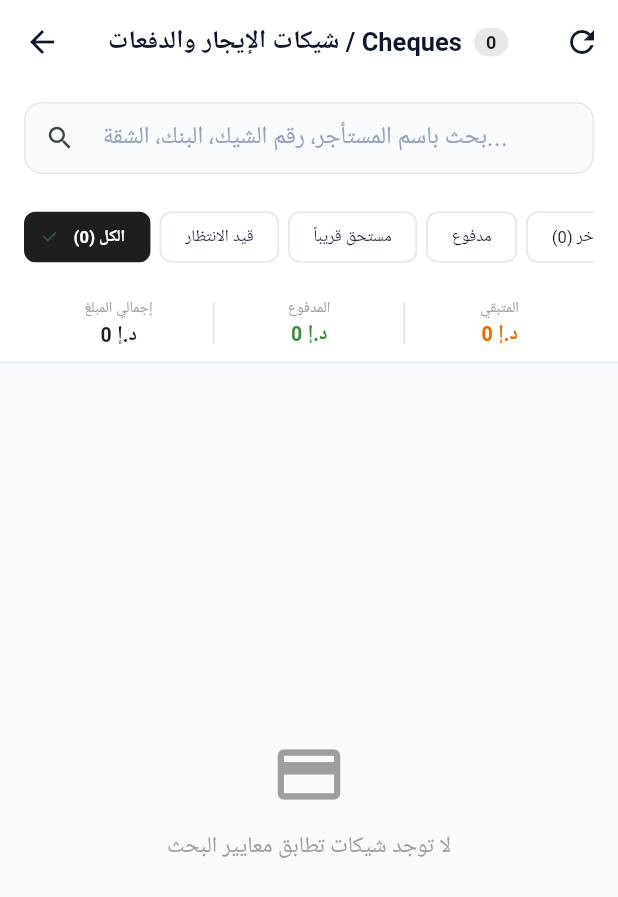
After one commit to AbdullahFarraj/Buildings-App, a Flutter app: the AdminAllChequesView screen opened directly, after a tap on the "refresh" icon, on a phone screen of 412 x 824 dp. The commit adds this screen. Shown: the top 897 px of the screen. Run offline on Flutter 3.47's test engine with Material 3 defaults, Android fonts, the phone set to English and light mode, and no system bars; our stand-ins replace cloud_firestore, cloud_functions, file_picker, firebase_auth, firebase_core, firebase_messaging and 3 more; accounts and stored records are empty.

Commit message:
feat(cheques): add dedicated admin cheques screen, overview counter, and contract shortcuts

```diff
--- /dev/null
+++ b/lib/views/admin/admin_all_cheques_view.dart
@@ -0,0 +1,512 @@
+import 'package:flutter/material.dart';
+import 'package:intl/intl.dart';
+import '../../models/cheque_model.dart';
+import '../../services/firestore_service.dart';
+import '../../core/theme/app_colors.dart';
+import 'admin_tenant_details_view.dart';
+
+class AdminAllChequesView extends StatefulWidget {
+  const AdminAllChequesView({super.key});
+
+  @override
+  State<AdminAllChequesView> createState() => _AdminAllChequesViewState();
+}
+
+class _AdminAllChequesViewState extends State<AdminAllChequesView> {
+  final FirestoreService _firestoreService = FirestoreService();
+  final TextEditingController _searchController = TextEditingController();
+
+  List<ChequeModel> _allCheques = [];
+  List<ChequeModel> _filteredCheques = [];
+  bool _isLoading = true;
+  String? _error;
+
+  String _statusFilter = 'all'; // all, pending, due_soon, paid, overdue, bounced
+  String _selectedBuilding = 'All Buildings';
+  List<String> _buildings = ['All Buildings'];
+
+  final DateFormat _dateFormat = DateFormat('dd MMM yyyy');
+  final NumberFormat _currencyFormat = NumberFormat('#,##0.##');
+
+  @override
+  void initState() {
+    super.initState();
+    _fetchCheques();
+    _searchController.addListener(_applyFilters);
+  }
+
+  @override
+  void dispose() {
+    _searchController.dispose();
+    super.dispose();
+  }
+
+  Future<void> _fetchCheques() async {
+    try {
+      setState(() {
+        _isLoading = true;
+        _error = null;
+      });
+
+      final cheques = await _firestoreService.getAllCheques();
+
+      final dynamicBuildings = cheques
+          .map((c) => c.buildingName ?? '')
+          .where((b) => b.trim().isNotEmpty)
+          .toSet()
+          .toList()..sort();
+
+      setState(() {
+        _allCheques = cheques;
+        _buildings = ['All Buildings', ...dynamicBuildings];
+        if (!_buildings.contains(_selectedBuilding)) {
+          _selectedBuilding = 'All Buildings';
+        }
+        _isLoading = false;
+      });
+
+      _applyFilters();
+    } catch (e) {
+      setState(() {
+        _error = e.toString();
+        _isLoading = false;
+      });
+    }
+  }
+
+  void _applyFilters() {
+    final query = _searchController.text.toLowerCase().trim();
+
+    setState(() {
+      _filteredCheques = _allCheques.where((c) {
+        final matchesQuery = query.isEmpty ||
+            c.chequeNumber.toLowerCase().contains(query) ||
+            c.tenantName.toLowerCase().contains(query) ||
+            c.bankName.toLowerCase().contains(query) ||
+            (c.unitNumber ?? '').toLowerCase().contains(query) ||
+            (c.buildingName ?? '').toLowerCase().contains(query) ||
+            (c.contractCode ?? '').toLowerCase().contains(query);
+
+        final matchesBuilding = _selectedBuilding == 'All Buildings' ||
+            (c.buildingName ?? '') == _selectedBuilding;
+
+        bool matchesStatus = true;
+        if (_statusFilter == 'pending') matchesStatus = c.isPending && !c.isOverdue;
+        if (_statusFilter == 'due_soon') matchesStatus = c.isDueSoon;
+        if (_statusFilter == 'paid') matchesStatus = c.isPaid;
+        if (_statusFilter == 'overdue') matchesStatus = c.isOverdue;
+        if (_statusFilter == 'bounced') matchesStatus = c.isBounced;
+
+        return matchesQuery && matchesBuilding && matchesStatus;
+      }).toList();
+    });
+  }
+
+  Future<void> _toggleChequePaid(ChequeModel cheque) async {
+    final newStatus = cheque.isPaid ? 'pending' : 'paid';
+    try {
+      await _firestoreService.updateCheque(cheque.id, {'status': newStatus});
+      _fetchCheques();
+    } catch (e) {
+      if (mounted) {
+        ScaffoldMessenger.of(context).showSnackBar(SnackBar(content: Text('Error: $e')));
+      }
+    }
+  }
+
+  @override
+  Widget build(BuildContext context) {
+    // Stats calculation
+    final totalCount = _allCheques.length;
+    final totalAmount = _allCheques.fold<double>(0, (acc, c) => acc + c.amount);
+    final paidAmount = _allCheques.where((c) => c.isPaid).fold<double>(0, (acc, c) => acc + c.amount);
+    final pendingAmount = _allCheques.where((c) => !c.isPaid && !c.isCancelled).fold<double>(0, (acc, c) => acc + c.amount);
+    final overdueCount = _allCheques.where((c) => c.isOverdue).length;
+
+    return Scaffold(
+      backgroundColor: AppColors.background,
+      appBar: AppBar(
+        title: Row(
+          children: [
+            const Text('شيكات الإيجار والدفعات / Cheques', style: TextStyle(fontWeight: FontWeight.bold, fontSize: 17)),
+            const SizedBox(width: 8),
+            if (!_isLoading)
+              Container(
+                padding: const EdgeInsets.symmetric(horizontal: 8, vertical: 2),
+                decoration: BoxDecoration(
+                  color: AppColors.primary.withValues(alpha: 0.1),
+                  borderRadius: BorderRadius.circular(12),
+                ),
+                child: Text(
+                  '${_allCheques.length}',
+                  style: const TextStyle(fontSize: 12, fontWeight: FontWeight.bold, color: AppColors.primary),
+                ),
+              ),
+          ],
+        ),
+        actions: [
+          IconButton(
+            icon: const Icon(Icons.refresh),
+            tooltip: 'تحديث',
+            onPressed: _fetchCheques,
+          ),
+        ],
+      ),
+      body: Column(
+        children: [
+          // Search & Filters Header
+          Container(
+            color: Colors.white,
+            padding: const EdgeInsets.fromLTRB(16, 12, 16, 8),
+            child: Column(
+              children: [
+                TextField(
+                  controller: _searchController,
+                  decoration: InputDecoration(
+                    hintText: 'بحث باسم المستأجر، رقم الشيك، البنك، الشقة...',
+                    prefixIcon: const Icon(Icons.search, size: 20),
+                    suffixIcon: _searchController.text.isNotEmpty
+                        ? IconButton(
+                            icon: const Icon(Icons.clear, size: 18),
+                            onPressed: () => _searchController.clear(),
+                          )
+                        : null,
+                    filled: true,
+                    fillColor: AppColors.background,
+                    border: OutlineInputBorder(
+                      borderRadius: BorderRadius.circular(12),
+                      borderSide: BorderSide.none,
+                    ),
+                    contentPadding: const EdgeInsets.symmetric(vertical: 0, horizontal: 12),
+                  ),
+                ),
+                const SizedBox(height: 10),
+
+                // Buildings Filter Chips
+                if (_buildings.length > 2)
+                  SingleChildScrollView(
+                    scrollDirection: Axis.horizontal,
+                    child: Row(
+                      children: _buildings.map((b) {
+                        final isSel = b == _selectedBuilding;
+                        return Padding(
+                          padding: const EdgeInsets.only(right: 6),
+                          child: FilterChip(
+                            label: Text(b, style: TextStyle(fontSize: 12, color: isSel ? Colors.white : AppColors.textPrimary)),
+                            selected: isSel,
+                            selectedColor: AppColors.primary,
+                            backgroundColor: Colors.grey.shade100,
+                            shape: RoundedRectangleBorder(borderRadius: BorderRadius.circular(8)),
+                            onSelected: (val) {
+                              setState(() => _selectedBuilding = b);
+                              _applyFilters();
+                            },
+                          ),
+                        );
+                      }).toList(),
+                    ),
+                  ),
+                const SizedBox(height: 8),
+
+                // Status Filter Chips
+                SingleChildScrollView(
+                  scrollDirection: Axis.horizontal,
+                  child: Row(
+                    children: [
+                      _buildStatusChip('الكل ($totalCount)', 'all'),
+                      _buildStatusChip('قيد الانتظار', 'pending'),
+                      _buildStatusChip('مستحق قريباً', 'due_soon'),
+                      _buildStatusChip('مدفوع', 'paid'),
+                      _buildStatusChip('متأخر ($overdueCount)', 'overdue', isAlert: overdueCount > 0),
+                      _buildStatusChip('مرتجع', 'bounced'),
+                    ],
+                  ),
+                ),
+              ],
+            ),
+          ),
+
+          // Overview Stats Banner
+          Container(
+            padding: const EdgeInsets.symmetric(horizontal: 16, vertical: 8),
+            color: Colors.white,
+            child: Row(
+              children: [
+                Expanded(
+                  child: _buildMiniStat('إجمالي المبلغ', '${_currencyFormat.format(totalAmount)} د.إ', AppColors.primary),
+                ),
+                Container(width: 1, height: 28, color: Colors.grey.shade300),
+                Expanded(
+                  child: _buildMiniStat('المدفوع', '${_currencyFormat.format(paidAmount)} د.إ', Colors.green.shade700),
+                ),
+                Container(width: 1, height: 28, color: Colors.grey.shade300),
+                Expanded(
+                  child: _buildMiniStat('المتبقي', '${_currencyFormat.format(pendingAmount)} د.إ', overdueCount > 0 ? Colors.red.shade700 : Colors.orange.shade800),
+                ),
+              ],
+            ),
+          ),
+          const Divider(height: 1),
+
+          // Main Cheques List
+          Expanded(
+            child: _buildChequesList(),
+          ),
+        ],
+      ),
+    );
+  }
+
+  Widget _buildStatusChip(String label, String value, {bool isAlert = false}) {
+    final isSelected = _statusFilter == value;
+    return Padding(
+      padding: const EdgeInsets.only(right: 6.0),
+      child: FilterChip(
+        label: Text(label),
+        selected: isSelected,
+        onSelected: (val) {
+          setState(() => _statusFilter = value);
+          _applyFilters();
+        },
+        selectedColor: isAlert ? Colors.red.shade700 : AppColors.primary,
+        backgroundColor: isAlert ? Colors.red.shade50 : Colors.white,
+        labelStyle: TextStyle(
+          color: isSelected ? Colors.white : (isAlert ? Colors.red.shade900 : AppColors.textPrimary),
+          fontWeight: isSelected || isAlert ? FontWeight.bold : FontWeight.normal,
+          fontSize: 11,
+        ),
+        shape: RoundedRectangleBorder(
+          borderRadius: BorderRadius.circular(8),
+          side: BorderSide(
+            color: isSelected ? Colors.transparent : (isAlert ? Colors.red.shade300 : AppColors.border),
+          ),
+        ),
+      ),
+    );
+  }
+
+  Widget _buildMiniStat(String label, String value, Color color) {
+    return Column(
+      children: [
+        Text(label, style: const TextStyle(fontSize: 10, color: Colors.grey)),
+        const SizedBox(height: 1),
+        Text(value, style: TextStyle(fontWeight: FontWeight.bold, fontSize: 13, color: color)),
+      ],
+    );
+  }
+
+  Widget _buildChequesList() {
+    if (_isLoading) {
+      return const Center(child: CircularProgressIndicator());
+    }
+
+    if (_error != null) {
+      return Center(
+        child: Column(
+          mainAxisAlignment: MainAxisAlignment.center,
+          children: [
+            Text('خطأ: $_error', style: const TextStyle(color: Colors.red)),
+            const SizedBox(height: 12),
+            ElevatedButton(onPressed: _fetchCheques, child: const Text('إعادة المحاولة')),
+          ],
+        ),
+      );
+    }
+
+    if (_filteredCheques.isEmpty) {
+      return Center(
+        child: Column(
+          mainAxisAlignment: MainAxisAlignment.center,
+          children: const [
+            Icon(Icons.payment_outlined, size: 50, color: Colors.grey),
+            SizedBox(height: 12),
+            Text('لا توجد شيكات تطابق معايير البحث', style: TextStyle(color: Colors.grey, fontSize: 15)),
+          ],
+        ),
+      );
+    }
+
+    return RefreshIndicator(
+      onRefresh: _fetchCheques,
+      child: ListView.separated(
+        padding: const EdgeInsets.all(16),
+        itemCount: _filteredCheques.length,
+        separatorBuilder: (_, _) => const SizedBox(height: 10),
+        itemBuilder: (context, index) {
+          final cheque = _filteredCheques[index];
+
+          Color badgeColor;
+          String badgeText;
+          if (cheque.isPaid) {
+            badgeColor = Colors.green;
+            badgeText = 'تم الصرف ✅';
+          } else if (cheque.isBounced) {
+            badgeColor = Colors.red;
+            badgeText = 'مرتجع ❌';
+          } else if (cheque.isOverdue) {
+            badgeColor = Colors.red.shade900;
+            badgeText = 'متأخر (${-cheque.daysUntilDue} يوم)';
+          } else if (cheque.isDueSoon) {
+            badgeColor = Colors.amber.shade900;
+            badgeText = 'مستحق قريباً (${cheque.daysUntilDue} يوم)';
+          } else {
+            badgeColor = Colors.blueGrey;
+            badgeText = 'قيد الانتظار';
+          }
+
+          return Card(
+            elevation: 1,
+            shape: RoundedRectangleBorder(
+              borderRadius: BorderRadius.circular(14),
+              side: BorderSide(color: cheque.isOverdue ? Colors.red.shade300 : AppColors.border),
+            ),
+            child: InkWell(
+              borderRadius: BorderRadius.circular(14),
+              onTap: () async {
+                if (cheque.tenantUid.isNotEmpty) {
+                  final tenant = await _firestoreService.getUser(cheque.tenantUid);
+                  if (tenant != null && context.mounted) {
+                    Navigator.push(
+                      context,
+                      MaterialPageRoute(
+                        builder: (_) => AdminTenantDetailsView(tenant: tenant),
+                      ),
+                    ).then((_) => _fetchCheques());
+                  }
+                }
+              },
+              child: Padding(
+                padding: const EdgeInsets.all(14),
+                child: Column(
+                  crossAxisAlignment: CrossAxisAlignment.start,
+                  children: [
+                    Row(
+                      children: [
+                        CircleAvatar(
+                          radius: 18,
+                          backgroundColor: cheque.isPaid ? Colors.green.shade50 : AppColors.primaryLight.withValues(alpha: 0.15),
+                          child: Icon(
+                            Icons.account_balance,
+                            size: 18,
+                            color: cheque.isPaid ? Colors.green.shade700 : AppColors.primary,
+                          ),
+                        ),
+                        const SizedBox(width: 10),
+                        Expanded(
+                          child: Column(
+                            crossAxisAlignment: CrossAxisAlignment.start,
+                            children: [
+                              Text(
+                                cheque.tenantName.isNotEmpty ? cheque.tenantName : 'مستأجر',
+                                style: const TextStyle(fontWeight: FontWeight.bold, fontSize: 14),
+                                maxLines: 1,
+                                overflow: TextOverflow.ellipsis,
+                              ),
+                              Text(
+                                '${cheque.bankName} - شيك #${cheque.chequeNumber}',
+                                style: const TextStyle(color: AppColors.textSecondary, fontSize: 12),
+                              ),
+                            ],
+                          ),
+                        ),
+                        Container(
+                          padding: const EdgeInsets.symmetric(horizontal: 8, vertical: 3),
+                          decoration: BoxDecoration(
+                            color: badgeColor.withValues(alpha: 0.12),
+                            borderRadius: BorderRadius.circular(12),
+                            border: Border.all(color: badgeColor.withValues(alpha: 0.3)),
+                          ),
+                          child: Text(
+                            badgeText,
+                            style: TextStyle(color: badgeColor, fontWeight: FontWeight.bold, fontSize: 11),
+                          ),
+                        ),
+                      ],
+                    ),
+                    const Divider(height: 18),
+                    Row(
+                      mainAxisAlignment: MainAxisAlignment.spaceBetween,
+                      children: [
+                        Column(
+                          crossAxisAlignment: CrossAxisAlignment.start,
+                          children: [
+                            const Text('المبلغ', style: TextStyle(fontSize: 10, color: Colors.grey)),
+                            Text(
+                              '${_currencyFormat.format(cheque.amount)} د.إ',
+                              style: TextStyle(
+                                fontWeight: FontWeight.bold,
+                                fontSize: 16,
+                                color: cheque.isPaid ? Colors.green.shade700 : AppColors.primary,
+                              ),
+                            ),
+                          ],
+                        ),
+                        Column(
+                          crossAxisAlignment: CrossAxisAlignment.end,
+                          children: [
+                            const Text('تاريخ ووقت الاستحقاق للدفع', style: TextStyle(fontSize: 10, color: Colors.grey)),
+                            Row(
+                              children: [
+                                const Icon(Icons.event, size: 14, color: AppColors.accent),
+                                const SizedBox(width: 4),
+                                Text(
+                                  _dateFormat.format(cheque.dueDate),
+                                  style: const TextStyle(fontWeight: FontWeight.bold, fontSize: 13),
+                                ),
+                              ],
+                            ),
+                          ],
+                        ),
+                      ],
+                    ),
+                    if (cheque.buildingName != null || cheque.unitNumber != null) ...[
+                      const SizedBox(height: 8),
+                      Text(
+                        '🏢 ${cheque.buildingName ?? ""} - شقة ${cheque.unitNumber ?? ""}',
+                        style: const TextStyle(fontSize: 12, color: Colors.grey),
+                      ),
+                    ],
+                    const SizedBox(height: 8),
+                    Row(
+                      mainAxisAlignment: MainAxisAlignment.end,
+                      children: [
+                        OutlinedButton.icon(
+                          style: OutlinedButton.styleFrom(
+                            foregroundColor: cheque.isPaid ? Colors.orange.shade800 : Colors.green.shade700,
+                            side: BorderSide(color: cheque.isPaid ? Colors.orange.shade300 : Colors.green.shade400),
+                            visualDensity: VisualDensity.compact,
+                          ),
+                          onPressed: () => _toggleChequePaid(cheque),
+                          icon: Icon(cheque.isPaid ? Icons.undo : Icons.check_circle, size: 14),
+                          label: Text(cheque.isPaid ? 'إعادة كغير مدفوع' : 'صرف الشيك', style: const TextStyle(fontSize: 12)),
+                        ),
+                        const SizedBox(width: 8),
+                        TextButton.icon(
+                          onPressed: () async {
+                            if (cheque.tenantUid.isNotEmpty) {
+                              final tenant = await _firestoreService.getUser(cheque.tenantUid);
+                              if (tenant != null && context.mounted) {
+                                Navigator.push(
+                                  context,
+                                  MaterialPageRoute(
+                                    builder: (_) => AdminTenantDetailsView(tenant: tenant),
+                                  ),
+                                ).then((_) => _fetchCheques());
+                              }
+                            }
+                          },
+                          icon: const Icon(Icons.person, size: 14),
+                          label: const Text('المستأجر', style: TextStyle(fontSize: 12)),
+                        ),
+                      ],
+                    ),
+                  ],
+                ),
+              ),
+            ),
+          );
+        },
+      ),
+    );
+  }
+}
```
Also changed, not shown: lib/views/admin/admin_contracts_view.dart (+69 -5 lines), lib/views/admin/admin_overview_tab.dart (+30 -0 lines).
